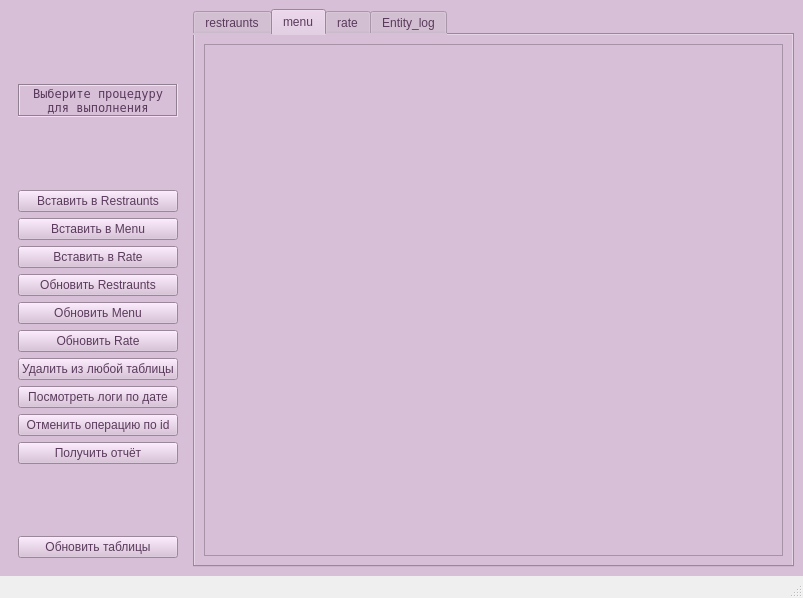
gafoit/DBPython, file ui/mainframe.ui: the form before one commit.
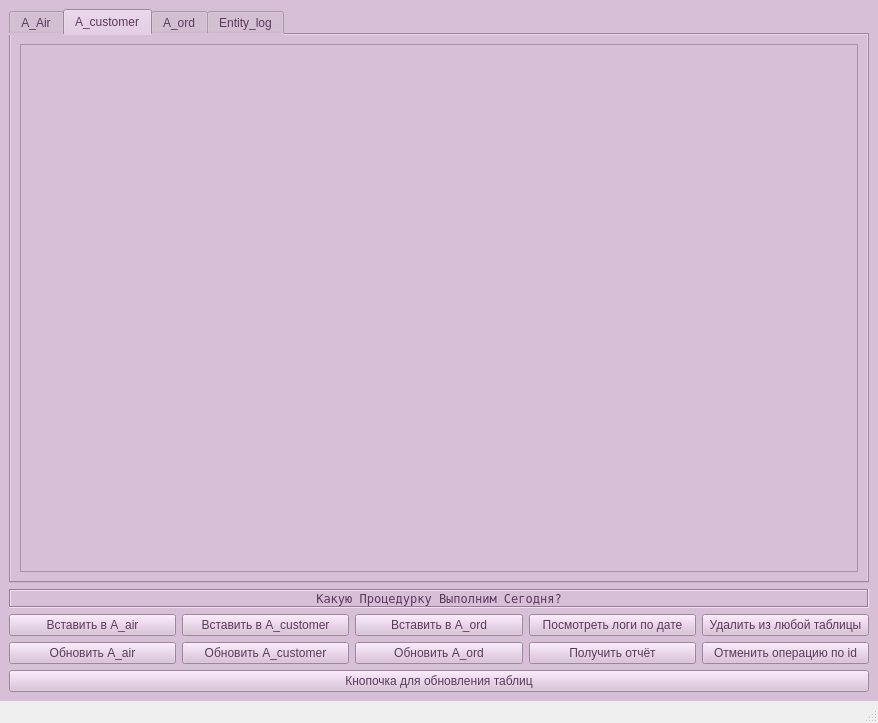
The form after the commit. The open tabs and pages were chosen to show the change.

```diff
--- a/ui/mainframe.ui
+++ b/ui/mainframe.ui
@@ -6,8 +6,8 @@
    <rect>
     <x>0</x>
     <y>0</y>
-    <width>803</width>
-    <height>598</height>
+    <width>878</width>
+    <height>723</height>
    </rect>
   </property>
   <property name="windowTitle">
@@ -20,173 +20,8 @@
 color:#5A3A5C;
 font: 9pt &quot;Fixedsys&quot;;</string>
    </property>
-   <layout class="QGridLayout" name="gridLayout">
-    <item row="0" column="0">
-     <widget class="QWidget" name="widget" native="true">
-      <property name="sizePolicy">
-       <sizepolicy hsizetype="Minimum" vsizetype="Preferred">
-        <horstretch>0</horstretch>
-        <verstretch>0</verstretch>
-       </sizepolicy>
-      </property>
-      <layout class="QVBoxLayout" name="verticalLayout">
-       <item>
-        <layout class="QVBoxLayout" name="verticalLayout_2">
-         <item>
-          <spacer name="verticalSpacer_2">
-           <property name="orientation">
-            <enum>Qt::Orientation::Vertical</enum>
-           </property>
-           <property name="sizeHint" stdset="0">
-            <size>
-             <width>20</width>
-             <height>40</height>
-            </size>
-           </property>
-          </spacer>
-         </item>
-         <item>
-          <widget class="QLabel" name="label">
-           <property name="font">
-            <font>
-             <family>Fixedsys</family>
-             <pointsize>9</pointsize>
-             <italic>false</italic>
-             <bold>false</bold>
-            </font>
-           </property>
-           <property name="frameShape">
-            <enum>QFrame::Shape::Box</enum>
-           </property>
-           <property name="frameShadow">
-            <enum>QFrame::Shadow::Sunken</enum>
-           </property>
-           <property name="text">
-            <string>Выберите процедуру для выполнения</string>
-           </property>
-           <property name="scaledContents">
-            <bool>false</bool>
-           </property>
-           <property name="alignment">
-            <set>Qt::AlignmentFlag::AlignCenter</set>
-           </property>
-           <property name="wordWrap">
-            <bool>true</bool>
-           </property>
-          </widget>
-         </item>
-         <item>
-          <spacer name="verticalSpacer_3">
-           <property name="orientation">
-            <enum>Qt::Orientation::Vertical</enum>
-           </property>
-           <property name="sizeHint" stdset="0">
-            <size>
-             <width>20</width>
-             <height>40</height>
-            </size>
-           </property>
-          </spacer>
-         </item>
-         <item>
-          <widget class="QPushButton" name="pushButton">
-           <property name="mouseTracking">
-            <bool>true</bool>
-           </property>
-           <property name="text">
-            <string>Вставить в Restraunts</string>
-           </property>
-          </widget>
-         </item>
-         <item>
-          <widget class="QPushButton" name="pushButton_2">
-           <property name="text">
-            <string>Вставить в Menu</string>
-           </property>
-          </widget>
-         </item>
-         <item>
-          <widget class="QPushButton" name="pushButton_3">
-           <property name="text">
-            <string>Вставить в Rate</string>
-           </property>
-          </widget>
-         </item>
-         <item>
-          <widget class="QPushButton" name="pushButton_4">
-           <property name="text">
-            <string>Обновить Restraunts</string>
-           </property>
-          </widget>
-         </item>
-         <item>
-          <widget class="QPushButton" name="pushButton_5">
-           <property name="text">
-            <string>Обновить Menu</string>
-           </property>
-          </widget>
-         </item>
-         <item>
-          <widget class="QPushButton" name="pushButton_6">
-           <property name="text">
-            <string>Обновить Rate</string>
-           </property>
-          </widget>
-         </item>
-         <item>
-          <widget class="QPushButton" name="pushButton_7">
-           <property name="text">
-            <string>Удалить из любой таблицы</string>
-           </property>
-          </widget>
-         </item>
-         <item>
-          <widget class="QPushButton" name="pushButton_8">
-           <property name="text">
-            <string>Посмотреть логи по дате</string>
-           </property>
-          </widget>
-         </item>
-         <item>
-          <widget class="QPushButton" name="pushButton_9">
-           <property name="text">
-            <string>Отменить операцию по id</string>
-           </property>
-          </widget>
-         </item>
-         <item>
-          <widget class="QPushButton" name="pushButton_10">
-           <property name="text">
-            <string>Получить отчёт</string>
-           </property>
-          </widget>
-         </item>
-         <item>
-          <spacer name="verticalSpacer">
-           <property name="orientation">
-            <enum>Qt::Orientation::Vertical</enum>
-           </property>
-           <property name="sizeHint" stdset="0">
-            <size>
-             <width>20</width>
-             <height>40</height>
-            </size>
-           </property>
-          </spacer>
-         </item>
-         <item>
-          <widget class="QPushButton" name="pushButton_11">
-           <property name="text">
-            <string>Обновить таблицы</string>
-           </property>
-          </widget>
-         </item>
-        </layout>
-       </item>
-      </layout>
-     </widget>
-    </item>
-    <item row="0" column="1">
+   <layout class="QVBoxLayout" name="verticalLayout">
+    <item>
      <widget class="QTabWidget" name="tabWidget">
       <property name="sizePolicy">
        <sizepolicy hsizetype="MinimumExpanding" vsizetype="Expanding">
@@ -194,12 +29,27 @@
         <verstretch>0</verstretch>
        </sizepolicy>
       </property>
+      <property name="styleSheet">
+       <string notr="true">alignment: center;</string>
+      </property>
+      <property name="tabPosition">
+       <enum>QTabWidget::TabPosition::North</enum>
+      </property>
+      <property name="tabShape">
+       <enum>QTabWidget::TabShape::Rounded</enum>
+      </property>
       <property name="currentIndex">
-       <number>0</number>
+       <number>1</number>
+      </property>
+      <property name="elideMode">
+       <enum>Qt::TextElideMode::ElideNone</enum>
+      </property>
+      <property name="movable">
+       <bool>true</bool>
       </property>
       <widget class="QWidget" name="tab">
        <attribute name="title">
-        <string>restraunts</string>
+        <string>A_Air</string>
        </attribute>
        <layout class="QGridLayout" name="gridLayout_2">
         <item row="0" column="0">
@@ -222,7 +72,7 @@
       </widget>
       <widget class="QWidget" name="tab_2">
        <attribute name="title">
-        <string>menu</string>
+        <string>A_customer</string>
        </attribute>
        <layout class="QGridLayout" name="gridLayout_3">
         <item row="0" column="0">
@@ -245,7 +95,7 @@
       </widget>
       <widget class="QWidget" name="tab_3">
        <attribute name="title">
-        <string>rate</string>
+        <string>A_ord</string>
        </attribute>
        <layout class="QGridLayout" name="gridLayout_4">
         <item row="0" column="0">
@@ -294,6 +144,221 @@
       </widget>
      </widget>
     </item>
+    <item>
+     <widget class="QLabel" name="label">
+      <property name="sizePolicy">
+       <sizepolicy hsizetype="Preferred" vsizetype="Maximum">
+        <horstretch>0</horstretch>
+        <verstretch>0</verstretch>
+       </sizepolicy>
+      </property>
+      <property name="font">
+       <font>
+        <family>Fixedsys</family>
+        <pointsize>9</pointsize>
+        <italic>false</italic>
+        <bold>false</bold>
+       </font>
+      </property>
+      <property name="frameShape">
+       <enum>QFrame::Shape::Box</enum>
+      </property>
+      <property name="frameShadow">
+       <enum>QFrame::Shadow::Sunken</enum>
+      </property>
+      <property name="text">
+       <string>&lt;html&gt;&lt;head/&gt;&lt;body&gt;&lt;p&gt;Какую Процедурку Выполним Сегодня?&lt;/p&gt;&lt;/body&gt;&lt;/html&gt;</string>
+      </property>
+      <property name="scaledContents">
+       <bool>false</bool>
+      </property>
+      <property name="alignment">
+       <set>Qt::AlignmentFlag::AlignCenter</set>
+      </property>
+      <property name="wordWrap">
+       <bool>true</bool>
+      </property>
+     </widget>
+    </item>
+    <item>
+     <layout class="QHBoxLayout" name="horizontalLayout">
+      <item>
+       <layout class="QVBoxLayout" name="verticalLayout_3">
+        <property name="sizeConstraint">
+         <enum>QLayout::SizeConstraint::SetMaximumSize</enum>
+        </property>
+        <item>
+         <widget class="QPushButton" name="pushButton">
+          <property name="sizePolicy">
+           <sizepolicy hsizetype="Expanding" vsizetype="Minimum">
+            <horstretch>0</horstretch>
+            <verstretch>0</verstretch>
+           </sizepolicy>
+          </property>
+          <property name="mouseTracking">
+           <bool>true</bool>
+          </property>
+          <property name="text">
+           <string>Вставить в A_air</string>
+          </property>
+         </widget>
+        </item>
+        <item>
+         <widget class="QPushButton" name="pushButton_4">
+          <property name="sizePolicy">
+           <sizepolicy hsizetype="Expanding" vsizetype="Minimum">
+            <horstretch>0</horstretch>
+            <verstretch>0</verstretch>
+           </sizepolicy>
+          </property>
+          <property name="text">
+           <string>Обновить A_air</string>
+          </property>
+         </widget>
+        </item>
+       </layout>
+      </item>
+      <item>
+       <layout class="QVBoxLayout" name="verticalLayout_2">
+        <property name="sizeConstraint">
+         <enum>QLayout::SizeConstraint::SetMaximumSize</enum>
+        </property>
+        <item>
+         <widget class="QPushButton" name="pushButton_3">
+          <property name="sizePolicy">
+           <sizepolicy hsizetype="Expanding" vsizetype="Minimum">
+            <horstretch>0</horstretch>
+            <verstretch>0</verstretch>
+           </sizepolicy>
+          </property>
+          <property name="text">
+           <string>Вставить в A_customer</string>
+          </property>
+         </widget>
+        </item>
+        <item>
+         <widget class="QPushButton" name="pushButton_6">
+          <property name="sizePolicy">
+           <sizepolicy hsizetype="Expanding" vsizetype="Minimum">
+            <horstretch>0</horstretch>
+            <verstretch>0</verstretch>
+           </sizepolicy>
+          </property>
+          <property name="text">
+           <string>Обновить A_customer</string>
+          </property>
+         </widget>
+        </item>
+       </layout>
+      </item>
+      <item>
+       <layout class="QVBoxLayout" name="verticalLayout_6">
+        <property name="sizeConstraint">
+         <enum>QLayout::SizeConstraint::SetMaximumSize</enum>
+        </property>
+        <item>
+         <widget class="QPushButton" name="pushButton_2">
+          <property name="sizePolicy">
+           <sizepolicy hsizetype="Expanding" vsizetype="Minimum">
+            <horstretch>0</horstretch>
+            <verstretch>0</verstretch>
+           </sizepolicy>
+          </property>
+          <property name="text">
+           <string>Вставить в A_ord</string>
+          </property>
+         </widget>
+        </item>
+        <item>
+         <widget class="QPushButton" name="pushButton_5">
+          <property name="sizePolicy">
+           <sizepolicy hsizetype="Expanding" vsizetype="Minimum">
+            <horstretch>0</horstretch>
+            <verstretch>0</verstretch>
+           </sizepolicy>
+          </property>
+          <property name="text">
+           <string>Обновить A_ord</string>
+          </property>
+         </widget>
+        </item>
+       </layout>
+      </item>
+      <item>
+       <layout class="QVBoxLayout" name="verticalLayout_5">
+        <property name="sizeConstraint">
+         <enum>QLayout::SizeConstraint::SetMaximumSize</enum>
+        </property>
+        <item>
+         <widget class="QPushButton" name="pushButton_8">
+          <property name="sizePolicy">
+           <sizepolicy hsizetype="Expanding" vsizetype="Minimum">
+            <horstretch>0</horstretch>
+            <verstretch>0</verstretch>
+           </sizepolicy>
+          </property>
+          <property name="text">
+           <string>Посмотреть логи по дате</string>
+          </property>
+         </widget>
+        </item>
+        <item>
+         <widget class="QPushButton" name="pushButton_10">
+          <property name="sizePolicy">
+           <sizepolicy hsizetype="Expanding" vsizetype="Minimum">
+            <horstretch>0</horstretch>
+            <verstretch>0</verstretch>
+           </sizepolicy>
+          </property>
+          <property name="text">
+           <string>Получить отчёт</string>
+          </property>
+         </widget>
+        </item>
+       </layout>
+      </item>
+      <item>
+       <layout class="QVBoxLayout" name="verticalLayout_4">
+        <property name="sizeConstraint">
+         <enum>QLayout::SizeConstraint::SetMaximumSize</enum>
+        </property>
+        <item>
+         <widget class="QPushButton" name="pushButton_7">
+          <property name="sizePolicy">
+           <sizepolicy hsizetype="Expanding" vsizetype="Minimum">
+            <horstretch>0</horstretch>
+            <verstretch>0</verstretch>
+           </sizepolicy>
+          </property>
+          <property name="text">
+           <string>Удалить из любой таблицы</string>
+          </property>
+         </widget>
+        </item>
+        <item>
+         <widget class="QPushButton" name="pushButton_9">
+          <property name="sizePolicy">
+           <sizepolicy hsizetype="Expanding" vsizetype="Minimum">
+            <horstretch>0</horstretch>
+            <verstretch>0</verstretch>
+           </sizepolicy>
+          </property>
+          <property name="text">
+           <string>Отменить операцию по id</string>
+          </property>
+         </widget>
+        </item>
+       </layout>
+      </item>
+     </layout>
+    </item>
+    <item>
+     <widget class="QPushButton" name="pushButton_11">
+      <property name="text">
+       <string>Кнопочка для обновления таблиц</string>
+      </property>
+     </widget>
+    </item>
    </layout>
   </widget>
   <widget class="QMenuBar" name="menubar">
```
Left out of the diff: 5 changed lines with no effect on the pictures.
